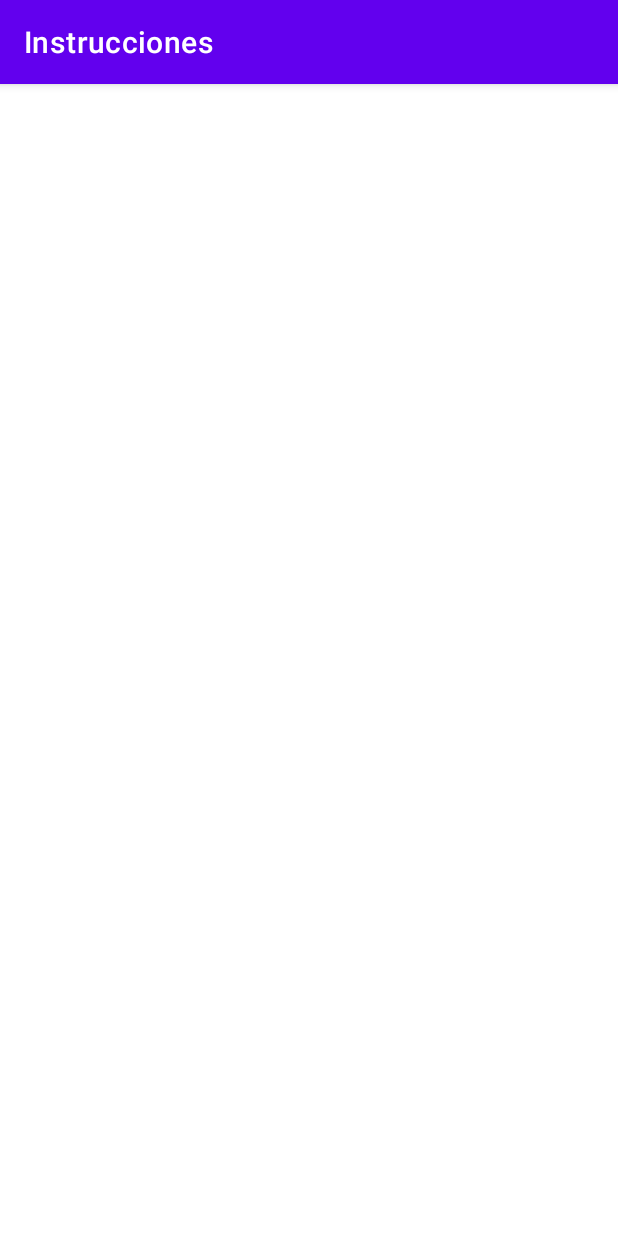
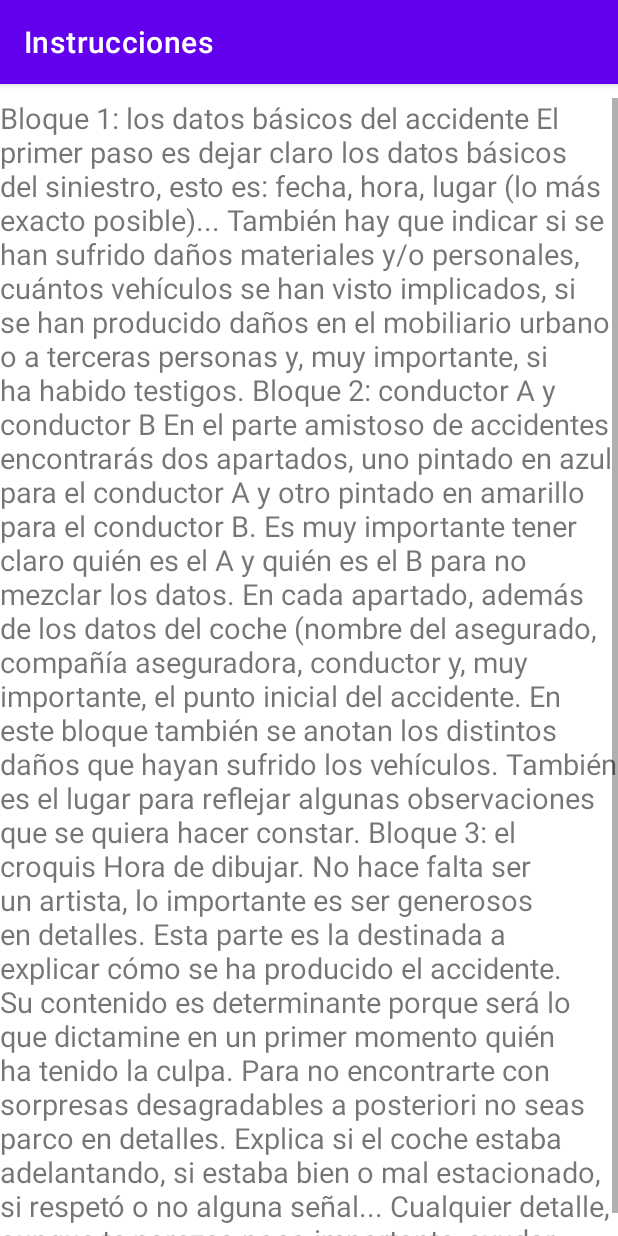
Before and after one commit to nataliaacaipa/E-Parte, an Android app: the InstructionsActivity screen opened directly, with no data from a screen before it, on a phone screen of 412 x 824 dp. Run offline under Robolectric (Android 15) with nearby library versions, the phone set to English and light mode, and no system bars.

```diff
--- a/app/src/main/java/institute/immune/e_parte/InstructionsActivity.java
+++ b/app/src/main/java/institute/immune/e_parte/InstructionsActivity.java
@@ -3,12 +3,16 @@ package institute.immune.e_parte;
 import androidx.appcompat.app.AppCompatActivity;
 
 import android.os.Bundle;
+import android.text.method.ScrollingMovementMethod;
+import android.widget.TextView;
 
 public class InstructionsActivity extends AppCompatActivity {
-
+    private TextView tv;
     @Override
     protected void onCreate(Bundle savedInstanceState) {
         super.onCreate(savedInstanceState);
         setContentView(R.layout.activity_instructions);
+        tv = findViewById(R.id.textViewInstructions);
+        tv.setMovementMethod(new ScrollingMovementMethod());
     }
 }
--- a/app/src/main/res/layout/activity_instructions.xml
+++ b/app/src/main/res/layout/activity_instructions.xml
@@ -6,4 +6,15 @@
     android:layout_height="match_parent"
     tools:context=".InstructionsActivity">
 
+    <TextView
+        android:id="@+id/textViewInstructions"
+        android:layout_width="match_parent"
+        android:layout_height="fill_parent"
+        android:layout_marginTop="9dp"
+        android:text="@string/instructions"
+        app:layout_constraintStart_toStartOf="parent"
+        app:layout_constraintTop_toTopOf="parent"
+        android:textSize="19sp"
+        android:scrollbars = "vertical"/>
+
 </androidx.constraintlayout.widget.ConstraintLayout>
--- a/app/src/main/res/values/strings.xml
+++ b/app/src/main/res/values/strings.xml
@@ -13,4 +13,10 @@
     <string name="editTextPasswordR">Contraseña</string>
     <string name="editTextMailR">Correo</string>
     <string name="buttonRegisterR">registrar</string>
+    <string name="instructions">Bloque 1: los datos básicos del accidente
+El primer paso es dejar claro los datos básicos del siniestro, esto es: fecha, hora, lugar (lo más exacto posible)... También hay que indicar si se han sufrido daños materiales y/o personales, cuántos vehículos se han visto implicados, si se han producido daños en el mobiliario urbano o a terceras personas y, muy importante, si ha habido testigos. Bloque 2: conductor A y conductor B
+En el parte amistoso de accidentes encontrarás dos apartados, uno pintado en azul para el conductor A y otro pintado en amarillo para el conductor B. Es muy importante tener claro quién es el A y quién es el B para no mezclar los datos. En cada apartado, además de los datos del coche (nombre del asegurado, compañía aseguradora, conductor y, muy importante, el punto inicial del accidente. En este bloque también se anotan los distintos daños que hayan sufrido los vehículos. También es el lugar para reflejar algunas observaciones que se quiera hacer constar.  Bloque 3: el croquis
+Hora de dibujar. No hace falta ser un artista, lo importante es ser generosos en detalles.
+Esta parte es la destinada a explicar cómo se ha producido el accidente. Su contenido es determinante porque será lo que dictamine en un primer momento quién ha tenido la culpa.
+Para no encontrarte con sorpresas desagradables a posteriori no seas parco en detalles. Explica si el coche estaba adelantando, si estaba bien o mal estacionado, si respetó o no alguna señal... Cualquier detalle, aunque te parezca poco importante, ayudar.</string>
 </resources>
```
